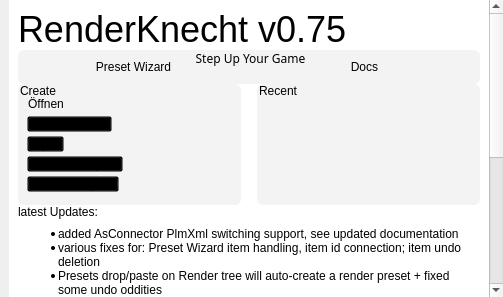
Before: the Qt Designer form ui/knecht_welcome.ui in tappi287/RenderKnecht2, drawn with Qt 5.
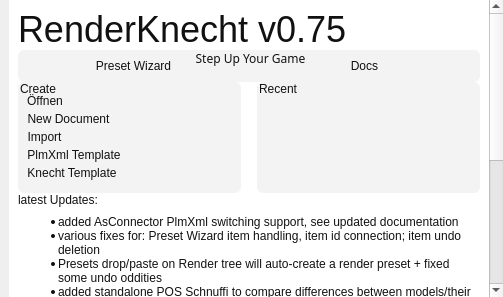
After: the same form once the commit is applied. Icons and pictures are not drawn.

Patch:
```diff
--- a/ui/knecht_welcome.ui
+++ b/ui/knecht_welcome.ui
@@ -49,13 +49,13 @@
         <x>0</x>
         <y>0</y>
         <width>481</width>
-        <height>618</height>
+        <height>606</height>
        </rect>
       </property>
       <property name="styleSheet">
-       <string notr="true">* {font-family: &quot;Segoe UI Light&quot;;}
+       <string notr="true">* {font-family: &quot;Segoe UI Light&quot;; color: rgb(17, 17, 17); }
 QWidget {background: white;}
-QPushButton {background: transparent;margin: 0; padding: 0;}
+QPushButton {background: transparent;margin: 0; padding: 0; border: none;}
 QPushButton:hover {color: rgb(85, 170, 255);
 						 text-decoration: underline;}
 QGroupBox {
```
